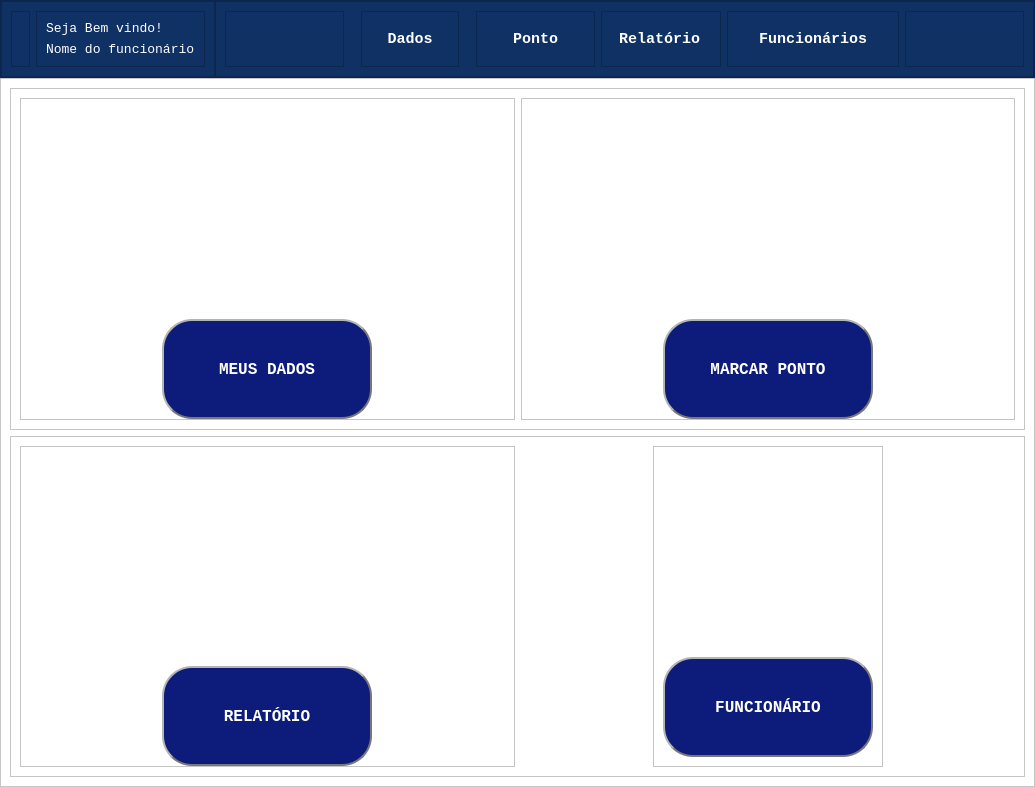
Old version of the form tela_adm.ui in the repository KobaDev/GestaoDePonto.
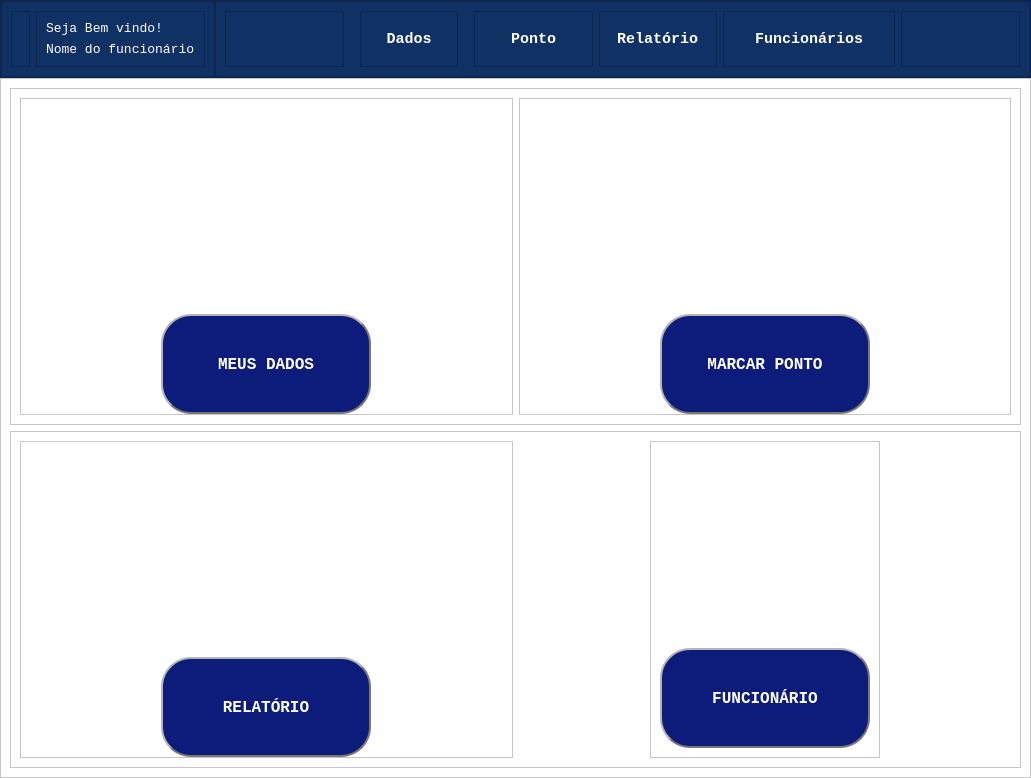
New version of the form. Icons and pictures are not drawn.

The edit to the form file:
```diff
--- a/tela_adm.ui
+++ b/tela_adm.ui
@@ -6,8 +6,8 @@
    <rect>
     <x>0</x>
     <y>0</y>
-    <width>1035</width>
-    <height>787</height>
+    <width>1031</width>
+    <height>778</height>
    </rect>
   </property>
   <property name="minimumSize">
```
